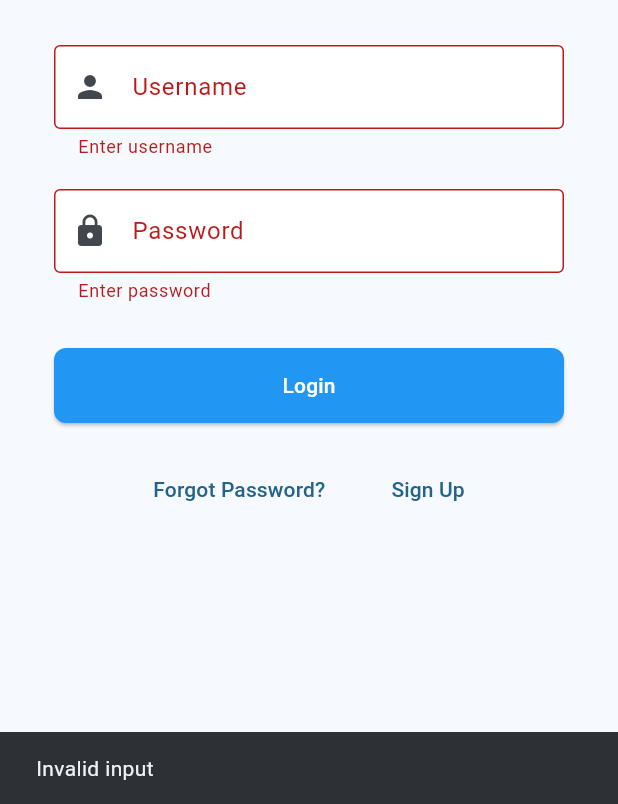
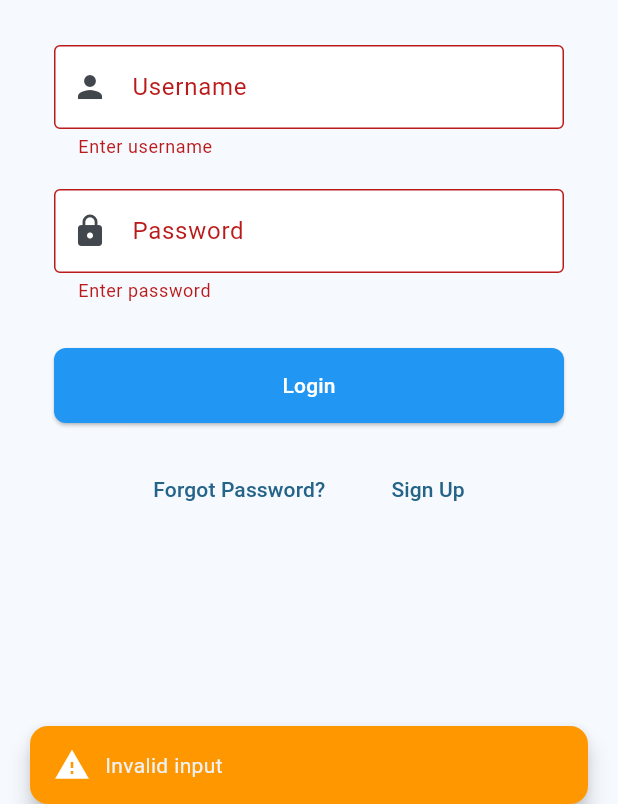
Before and after one commit to shahnewazIbrahim/ebook-app, a Flutter app: the screen it shows after launch, after a tap on "Login", on a phone screen of 412 x 824 dp, the part 432-1236 px from its top. Run offline on Flutter 3.47's test engine with Material 3 defaults, Android fonts, the phone set to English and light mode, and no system bars; our stand-ins replace flutter_html, font_awesome_flutter, shared_preferences; network calls fail.

Commit message:
error show

```diff
--- a/lib/login.dart
+++ b/lib/login.dart
@@ -14,17 +14,38 @@ class _LoginPageState extends State<LoginPage> {
   final TextEditingController _usernameController = TextEditingController();
   final TextEditingController _passwordController = TextEditingController();
 
+  void _showTopSnackBar(String message, {Color bgColor = Colors.red, IconData? icon}) {
+    final messenger = ScaffoldMessenger.of(context);
+    messenger.clearSnackBars();
+    messenger.showSnackBar(
+      SnackBar(
+        content: Row(
+          children: [
+            if (icon != null)
+              Icon(icon, color: Colors.white),
+            if (icon != null)
+              const SizedBox(width: 10),
+            Expanded(child: Text(message)),
+          ],
+        ),
+        backgroundColor: bgColor,
+        behavior: SnackBarBehavior.floating,
+        margin: const EdgeInsets.only(top: 20, left: 20, right: 20),
+        shape: RoundedRectangleBorder(
+          borderRadius: BorderRadius.circular(12),
+        ),
+        duration: const Duration(seconds: 3),
+      ),
+    );
+  }
+
   void _login() async {
-    final messenger = ScaffoldMessenger.of(context);
-
     final username = _usernameController.text.trim();
     final password = _passwordController.text.trim();
     ApiService apiService = ApiService();
 
     if (!_formKey.currentState!.validate()) {
-      messenger.showSnackBar(
-        const SnackBar(content: Text('Invalid input')),
-      );
+      _showTopSnackBar('Invalid input', bgColor: Colors.orange, icon: Icons.warning);
       return;
     }
 
@@ -33,31 +54,22 @@ class _LoginPageState extends State<LoginPage> {
       'password': password,
     });
 
-    // যদি রেসপন্স null বা map না হয় বা error key না থাকে
     if (loginData == null || loginData is! Map || !loginData.containsKey('error')) {
-      messenger.showSnackBar(
-        const SnackBar(content: Text('Unexpected server error')),
-      );
+      _showTopSnackBar('Unexpected server error');
       return;
     }
 
-    // যদি রেসপন্সে error থাকে
     if (loginData['error'] > 0) {
-      messenger.showSnackBar(
-        SnackBar(content: Text(loginData['message'] ?? 'Login error')),
-      );
+      _showTopSnackBar(loginData['message'] ?? 'Login error');
       return;
     }
 
-    // সফল লগইন
     if (loginData['token'] != null && loginData['error'] == 0) {
       final prefs = await SharedPreferences.getInstance();
       await prefs.setString('token', loginData['token']);
       await prefs.setString('userName', loginData['name']);
 
-      messenger.showSnackBar(
-        const SnackBar(content: Text('Login successful!')),
-      );
+      _showTopSnackBar('Login successful!', bgColor: Colors.green, icon: Icons.check_circle);
 
       await Future.delayed(const Duration(milliseconds: 500));
 
@@ -66,9 +78,7 @@ class _LoginPageState extends State<LoginPage> {
         MaterialPageRoute(builder: (context) => MyHomePage(title: "My Ebooks")),
       );
     } else {
-      messenger.showSnackBar(
-        const SnackBar(content: Text('Login failed')),
-      );
+      _showTopSnackBar('Login failed');
     }
   }
 
```
